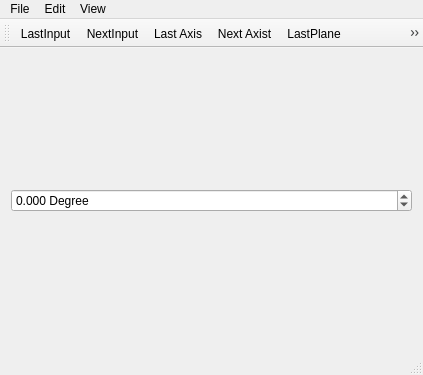
samhu1989/FoldingNet, file FoldingNet/ExpFold/mainwindow.ui: the form before one commit.
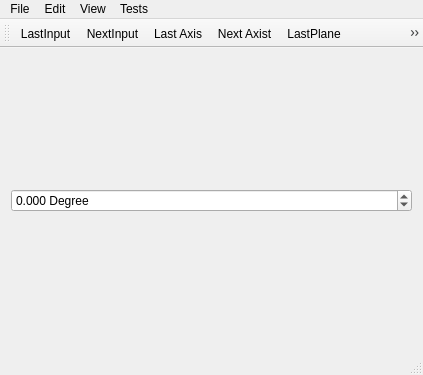
The form after the commit. Icons and pictures are not drawn.

Commit message: Tests are developed to help figuring out why the axis is not correctly detected.

Patch:
```diff
--- a/FoldingNet/ExpFold/mainwindow.ui
+++ b/FoldingNet/ExpFold/mainwindow.ui
@@ -79,9 +79,18 @@
      <string>View</string>
     </property>
    </widget>
+   <widget class="QMenu" name="menuTests">
+    <property name="title">
+     <string>Tests</string>
+    </property>
+    <addaction name="actionView_Dash"/>
+    <addaction name="actionView_Dash_All"/>
+    <addaction name="actionCalc_Connected"/>
+   </widget>
    <addaction name="menuFile"/>
    <addaction name="menuEdit"/>
    <addaction name="menuView"/>
+   <addaction name="menuTests"/>
   </widget>
   <widget class="QToolBar" name="mainToolBar">
    <attribute name="toolBarArea">
```
Left out of the diff: 34 changed lines with no effect on the pictures. The commit also changes 11 other files.
